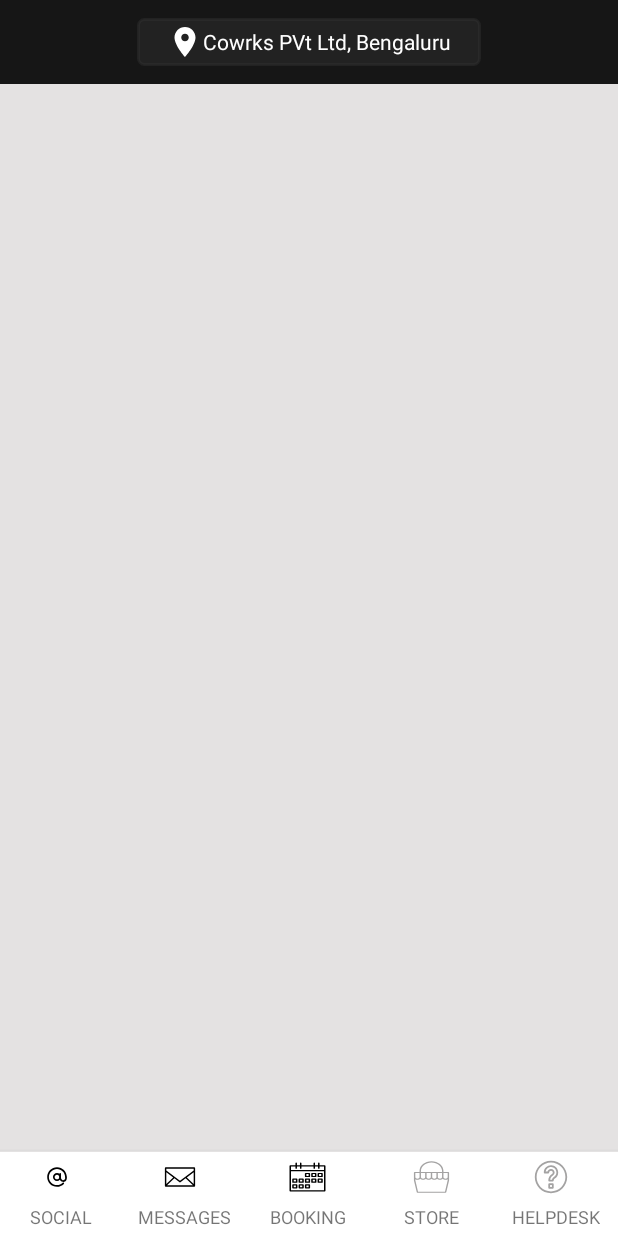
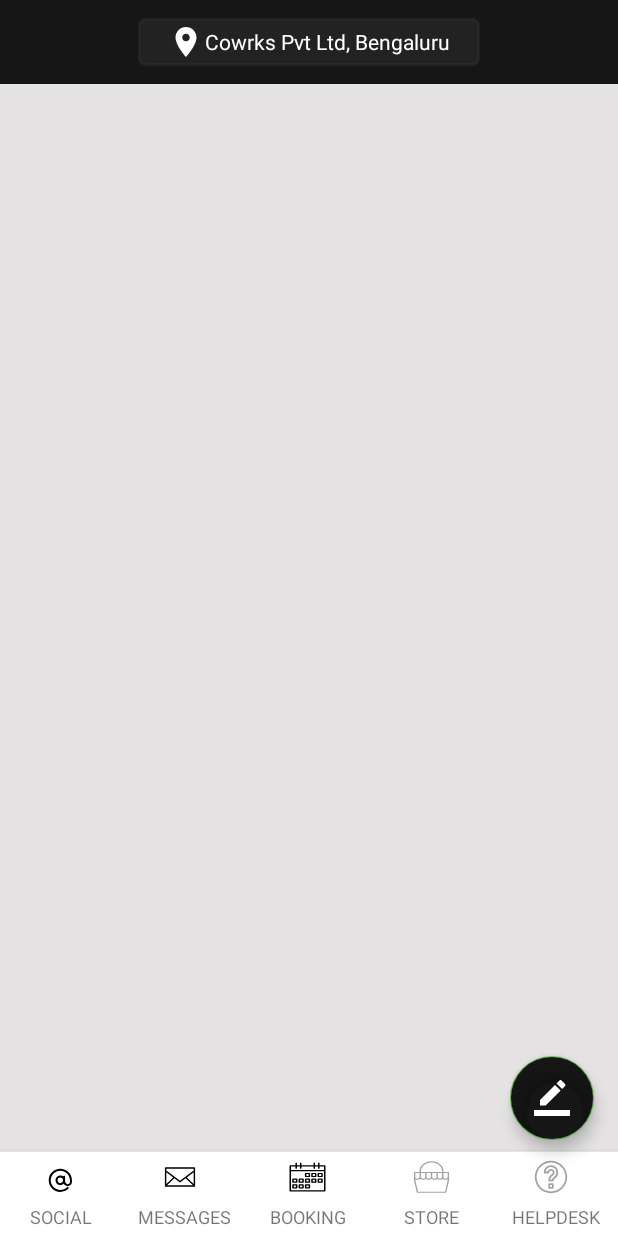
Before and after one commit to kanch231004/MyFeed, an Android app: the layout activity_main.xml on its own in the app's theme, with its tools: preview values and no code run, on a phone screen of 412 x 824 dp. Run offline under Robolectric (Android 15) with nearby library versions, the phone set to English and light mode, and no system bars; Roboto replaces fonts that are not available here.

Commit message:
updated social icon, added floating action button.

```diff
--- a/app/src/main/res/drawable-v24/ic_social_unselected.xml
+++ b/app/src/main/res/drawable-v24/ic_social_unselected.xml
@@ -1,5 +1,5 @@
-<vector android:height="24dp" android:viewportHeight="640"
-    android:viewportWidth="640" android:width="24dp" xmlns:android="http://schemas.android.com/apk/res/android">
+<vector android:height="24dp" android:viewportHeight="540"
+    android:viewportWidth="540" android:width="24dp" xmlns:android="http://schemas.android.com/apk/res/android">
     <path android:fillColor="@color/iconGray" android:pathData="M256,313.6c-31.7,0 -57.6,-25.8 -57.6,-57.6s25.8,-57.6 57.6,-57.6s57.6,25.8 57.6,57.6S287.7,313.6 256,313.6zM256,222.4c-18.5,0 -33.6,15.1 -33.6,33.6s15.1,33.6 33.6,33.6s33.6,-15.1 33.6,-33.6S274.5,222.4 256,222.4z"/>
     <path android:fillColor="@color/iconGray" android:pathData="M256,395.4c-76.9,0 -139.4,-62.5 -139.4,-139.4S179.1,116.6 256,116.6S395.4,179.1 395.4,256c0,6.6 -5.4,12 -12,12s-12,-5.4 -12,-12c0,-63.6 -51.8,-115.4 -115.4,-115.4S140.6,192.4 140.6,256S192.4,371.4 256,371.4c30.5,0 59.3,-11.8 81,-33.2c4.7,-4.7 12.3,-4.6 17,0.1c4.7,4.7 4.6,12.3 -0.1,17C327.6,381.1 292.9,395.4 256,395.4z"/>
     <path android:fillColor="@color/iconGray" android:pathData="M343,326.6c-13.6,0 -24,-7.6 -30.9,-13.6c-0.2,-0.2 -19.2,-16.8 -22.5,-40.6c-0.7,-5.1 -0.7,-17.2 -0.5,-36.5c0.1,-9.7 0.1,-19.7 -0.1,-23.4c-0.4,-6.6 4.7,-12.3 11.3,-12.7c6.6,-0.4 12.3,4.7 12.7,11.3c0.3,4.4 0.2,13.9 0.1,24.9c-0.1,11.7 -0.2,29.3 0.3,33.1c1.7,12.4 11.8,23.4 14.4,25.7c6.8,5.9 11.8,8.2 16.7,7.6c11,-1.2 19.6,-9.3 23.7,-14.1c2.9,-3.3 4.4,-17.3 3.8,-24.7c-0.5,-6.6 4.4,-12.4 11,-12.9c6.6,-0.5 12.4,4.4 12.9,11c0,0.3 2.1,28.9 -9.7,42.4c-6.4,7.3 -20,20 -39.1,22.1C345.7,326.6 344.4,326.6 343,326.6z"/>
--- /dev/null
+++ b/app/src/main/res/drawable/ic_border_color_black_24dp.xml
@@ -0,0 +1,13 @@
+<vector xmlns:android="http://schemas.android.com/apk/res/android"
+        android:width="24dp"
+        android:height="24dp"
+        android:viewportWidth="24.0"
+        android:viewportHeight="24.0">
+    <path
+        android:fillColor="#FFFFFF"
+        android:pathData="M17.75,7L14,3.25l-10,10L4,17h3.75l10,-10zM20.71,4.04c0.39,-0.39 0.39,-1.02 0,-1.41L18.37,0.29c-0.39,-0.39 -1.02,-0.39 -1.41,0L15,2.25 18.75,6l1.96,-1.96z"/>
+    <path
+        android:fillColor="#FFFFFF"
+        android:pathData="M0,20h24v4H0z"
+        />
+</vector>
--- a/app/src/main/res/drawable/ic_social.xml
+++ b/app/src/main/res/drawable/ic_social.xml
@@ -1,5 +1,5 @@
-<vector android:height="24dp" android:viewportHeight="640"
-    android:viewportWidth="640" android:width="24dp" xmlns:android="http://schemas.android.com/apk/res/android">
+<vector android:height="24dp" android:viewportHeight="540"
+    android:viewportWidth="540" android:width="24dp" xmlns:android="http://schemas.android.com/apk/res/android">
     <path android:fillColor="#FF000000" android:pathData="M256,313.6c-31.7,0 -57.6,-25.8 -57.6,-57.6s25.8,-57.6 57.6,-57.6s57.6,25.8 57.6,57.6S287.7,313.6 256,313.6zM256,222.4c-18.5,0 -33.6,15.1 -33.6,33.6s15.1,33.6 33.6,33.6s33.6,-15.1 33.6,-33.6S274.5,222.4 256,222.4z"/>
     <path android:fillColor="#FF000000" android:pathData="M256,395.4c-76.9,0 -139.4,-62.5 -139.4,-139.4S179.1,116.6 256,116.6S395.4,179.1 395.4,256c0,6.6 -5.4,12 -12,12s-12,-5.4 -12,-12c0,-63.6 -51.8,-115.4 -115.4,-115.4S140.6,192.4 140.6,256S192.4,371.4 256,371.4c30.5,0 59.3,-11.8 81,-33.2c4.7,-4.7 12.3,-4.6 17,0.1c4.7,4.7 4.6,12.3 -0.1,17C327.6,381.1 292.9,395.4 256,395.4z"/>
     <path android:fillColor="#FF000000" android:pathData="M343,326.6c-13.6,0 -24,-7.6 -30.9,-13.6c-0.2,-0.2 -19.2,-16.8 -22.5,-40.6c-0.7,-5.1 -0.7,-17.2 -0.5,-36.5c0.1,-9.7 0.1,-19.7 -0.1,-23.4c-0.4,-6.6 4.7,-12.3 11.3,-12.7c6.6,-0.4 12.3,4.7 12.7,11.3c0.3,4.4 0.2,13.9 0.1,24.9c-0.1,11.7 -0.2,29.3 0.3,33.1c1.7,12.4 11.8,23.4 14.4,25.7c6.8,5.9 11.8,8.2 16.7,7.6c11,-1.2 19.6,-9.3 23.7,-14.1c2.9,-3.3 4.4,-17.3 3.8,-24.7c-0.5,-6.6 4.4,-12.4 11,-12.9c6.6,-0.5 12.4,4.4 12.9,11c0,0.3 2.1,28.9 -9.7,42.4c-6.4,7.3 -20,20 -39.1,22.1C345.7,326.6 344.4,326.6 343,326.6z"/>
--- a/app/src/main/res/layout/activity_main.xml
+++ b/app/src/main/res/layout/activity_main.xml
@@ -20,5 +20,16 @@
 
     <include layout="@layout/layout_bottom_nav_bar"/>
 
+    <com.google.android.material.floatingactionbutton.FloatingActionButton
+        android:layout_width="wrap_content"
+        android:layout_height="wrap_content"
+        android:id="@+id/fab"
+        android:src="@drawable/ic_border_color_black_24dp"
+        android:layout_gravity="bottom|end"
+        android:layout_marginBottom="64dp"
+        android:backgroundTint="@color/colorBlackTrans"
+        android:layout_marginEnd="16dp"
+        />
+
 
 </FrameLayout>
--- a/app/src/main/res/layout/layout_app_bar.xml
+++ b/app/src/main/res/layout/layout_app_bar.xml
@@ -22,7 +22,7 @@
         android:layout_width="wrap_content"
         android:layout_height="wrap_content"
         android:background="@drawable/border_round"
-        android:text="Cowrks PVt Ltd, Bengaluru"
+        android:text="Cowrks Pvt Ltd, Bengaluru"
         android:gravity="center"
         android:paddingStart="20dp"
         android:paddingEnd="20dp"
```
